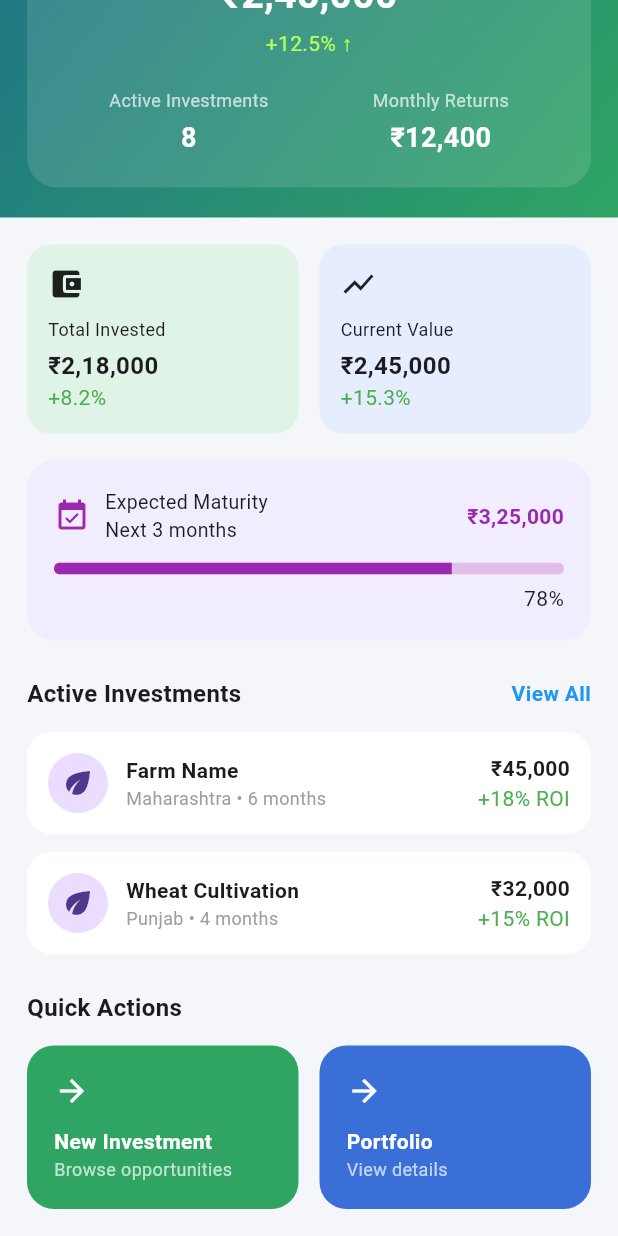
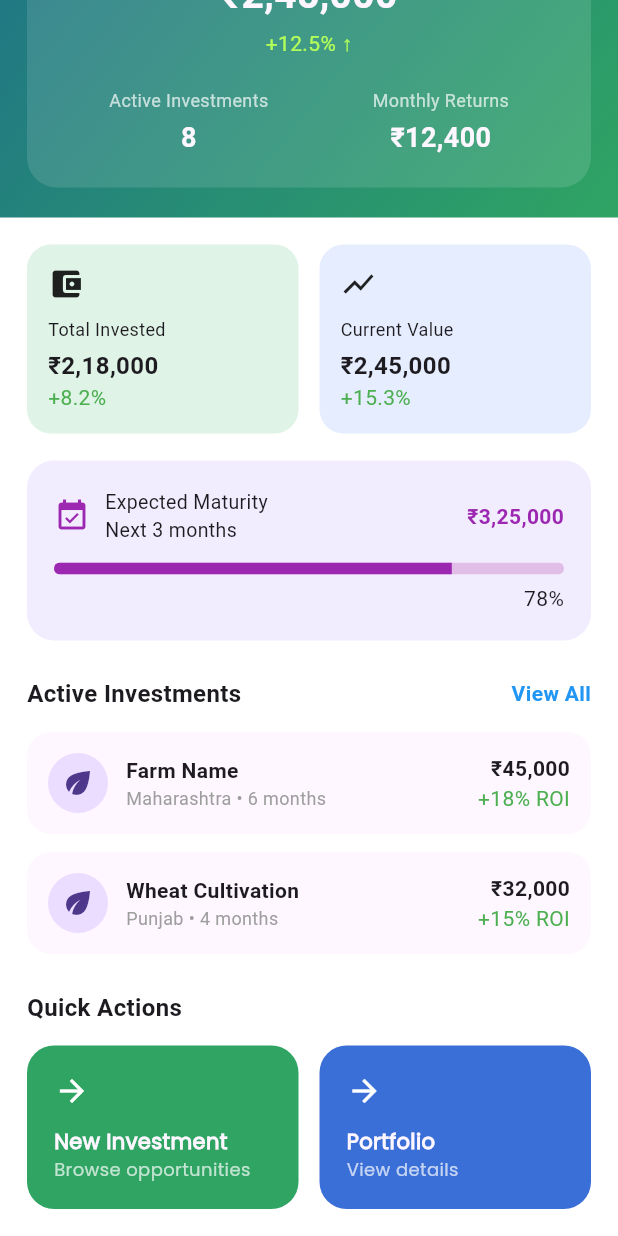
Before and after one commit to Skr7867/digifarmer, a Flutter app: the HomeScreen screen opened by its route, scrolled down 184 dp, on a phone screen of 412 x 824 dp. Run offline on Flutter 3.47's test engine with Material 3 defaults, Android fonts, the phone set to English and light mode, and no system bars; our stand-ins replace another_flushbar, bloc, dio, equatable, fl_chart, flutter_bloc and 5 more; accounts and stored records are empty; network calls fail.

Commit message:
dark and light theme

```diff
--- /dev/null
+++ b/lib/blocs/appTheme/theme_event.dart
@@ -0,0 +1,7 @@
+part of 'theme_bloc.dart';
+
+abstract class ThemeEvent {}
+
+class LoadThemeEvent extends ThemeEvent {}
+
+class ToggleThemeEvent extends ThemeEvent {}
--- /dev/null
+++ b/lib/blocs/appTheme/theme_state.dart
@@ -0,0 +1,8 @@
+part of 'theme_bloc.dart';
+
+class ThemeState {
+  final ThemeData themeData;
+  final bool isDark;
+
+  ThemeState({required this.themeData, required this.isDark});
+}
--- /dev/null
+++ b/lib/utils/app_theme.dart
@@ -0,0 +1,23 @@
+import 'package:flutter/material.dart';
+
+class AppThemes {
+  static final lightTheme = ThemeData(
+    brightness: Brightness.light,
+    primaryColor: Colors.blue,
+    scaffoldBackgroundColor: Colors.white,
+    appBarTheme: const AppBarTheme(
+      backgroundColor: Colors.blue,
+      foregroundColor: Colors.white,
+    ),
+  );
+
+  static final darkTheme = ThemeData(
+    brightness: Brightness.dark,
+    primaryColor: Colors.deepPurple,
+    scaffoldBackgroundColor: Colors.black,
+    appBarTheme: const AppBarTheme(
+      backgroundColor: Colors.black,
+      foregroundColor: Colors.white,
+    ),
+  );
+}
--- a/lib/view/home/home_screen.dart
+++ b/lib/view/home/home_screen.dart
@@ -1,5 +1,7 @@
 import 'package:digifarmer/config/routes/routes_name.dart';
 import 'package:flutter/material.dart';
+
+import '../../res/fonts/app_fonts.dart';
 
 class HomeScreen extends StatefulWidget {
   const HomeScreen({super.key});
@@ -12,16 +14,18 @@ class _HomeScreenState extends State<HomeScreen> {
   @override
   Widget build(BuildContext context) {
     return Scaffold(
-      backgroundColor: const Color(0xffF4F6F9),
+      backgroundColor: Theme.of(context).scaffoldBackgroundColor,
       body: SingleChildScrollView(
         child: Column(
           children: [
             /// ================= HEADER =================
             Container(
               padding: const EdgeInsets.fromLTRB(18, 50, 18, 20),
-              decoration: const BoxDecoration(
+              decoration: BoxDecoration(
                 gradient: LinearGradient(
-                  colors: [Color(0xff1C6C8C), Color(0xff2FA463)],
+                  colors: Theme.of(context).brightness == Brightness.dark
+                      ? [Colors.black87, Colors.black54]
+                      : [Color(0xff1C6C8C), Color(0xff2FA463)],
                   begin: Alignment.topLeft,
                   end: Alignment.bottomRight,
                 ),
@@ -38,7 +42,7 @@ class _HomeScreenState extends State<HomeScreen> {
                         ),
                       ),
                       const SizedBox(width: 12),
-                      const Expanded(
+                      Expanded(
                         child: Column(
                           crossAxisAlignment: CrossAxisAlignment.start,
                           children: [
@@ -52,7 +56,7 @@ class _HomeScreenState extends State<HomeScreen> {
                             Text(
                               "Sarah Johnson",
                               style: TextStyle(
-                                color: Colors.white,
+                                color: Theme.of(context).cardColor,
                                 fontSize: 16,
                                 fontWeight: FontWeight.bold,
                               ),
@@ -67,9 +71,9 @@ class _HomeScreenState extends State<HomeScreen> {
                           color: Colors.white24,
                           borderRadius: BorderRadius.circular(12),
                         ),
-                        child: const Icon(
+                        child: Icon(
                           Icons.notifications_none,
-                          color: Colors.white,
+                          color: Theme.of(context).cardColor,
                         ),
                       ),
                     ],
@@ -91,10 +95,10 @@ class _HomeScreenState extends State<HomeScreen> {
                           style: TextStyle(color: Colors.white70),
                         ),
                         const SizedBox(height: 8),
-                        const Text(
+                        Text(
                           "₹2,45,000",
                           style: TextStyle(
-                            color: Colors.white,
+                            color: Theme.of(context).cardColor,
                             fontSize: 26,
                             fontWeight: FontWeight.bold,
                           ),
@@ -108,7 +112,7 @@ class _HomeScreenState extends State<HomeScreen> {
 
                         Row(
                           mainAxisAlignment: MainAxisAlignment.spaceAround,
-                          children: const [
+                          children: [
                             Column(
                               children: [
                                 Text(
@@ -122,7 +126,7 @@ class _HomeScreenState extends State<HomeScreen> {
                                 Text(
                                   "8",
                                   style: TextStyle(
-                                    color: Colors.white,
+                                    color: Theme.of(context).cardColor,
                                     fontWeight: FontWeight.bold,
                                     fontSize: 18,
                                   ),
@@ -142,7 +146,7 @@ class _HomeScreenState extends State<HomeScreen> {
                                 Text(
                                   "₹12,400",
                                   style: TextStyle(
-                                    color: Colors.white,
+                                    color: Theme.of(context).cardColor,
                                     fontWeight: FontWeight.bold,
                                     fontSize: 18,
                                   ),
@@ -371,7 +375,7 @@ class _HomeScreenState extends State<HomeScreen> {
     return Container(
       padding: const EdgeInsets.all(14),
       decoration: BoxDecoration(
-        color: Colors.white,
+        color: Theme.of(context).cardColor,
         borderRadius: BorderRadius.circular(16),
       ),
       child: Row(
@@ -429,14 +433,19 @@ class _HomeScreenState extends State<HomeScreen> {
               const SizedBox(height: 12),
               Text(
                 title,
-                style: const TextStyle(
-                  color: Colors.white,
+                style: TextStyle(
+                  color: Theme.of(context).cardColor,
                   fontWeight: FontWeight.bold,
+                  fontFamily: AppFonts.popins,
                 ),
               ),
               Text(
                 subtitle,
-                style: const TextStyle(color: Colors.white70, fontSize: 12),
+                style: const TextStyle(
+                  color: Colors.white70,
+                  fontSize: 12,
+                  fontFamily: AppFonts.popins,
+                ),
               ),
             ],
           ),
--- a/pubspec.yaml
+++ b/pubspec.yaml
@@ -31,6 +31,7 @@ dependencies:
   another_flushbar: ^1.12.32
   get_it: ^9.2.1
   flutter_secure_storage: ^10.0.0
+  shared_preferences: ^2.5.4
 
 dev_dependencies:
   flutter_test:
```
Also changed, not shown: lib/blocs/appTheme/theme_bloc.dart (added, +48 -0 lines), lib/main.dart (+24 -6 lines), lib/view/profile/profile_screen.dart (+20 -1 lines), pubspec.lock, 1 other file.
